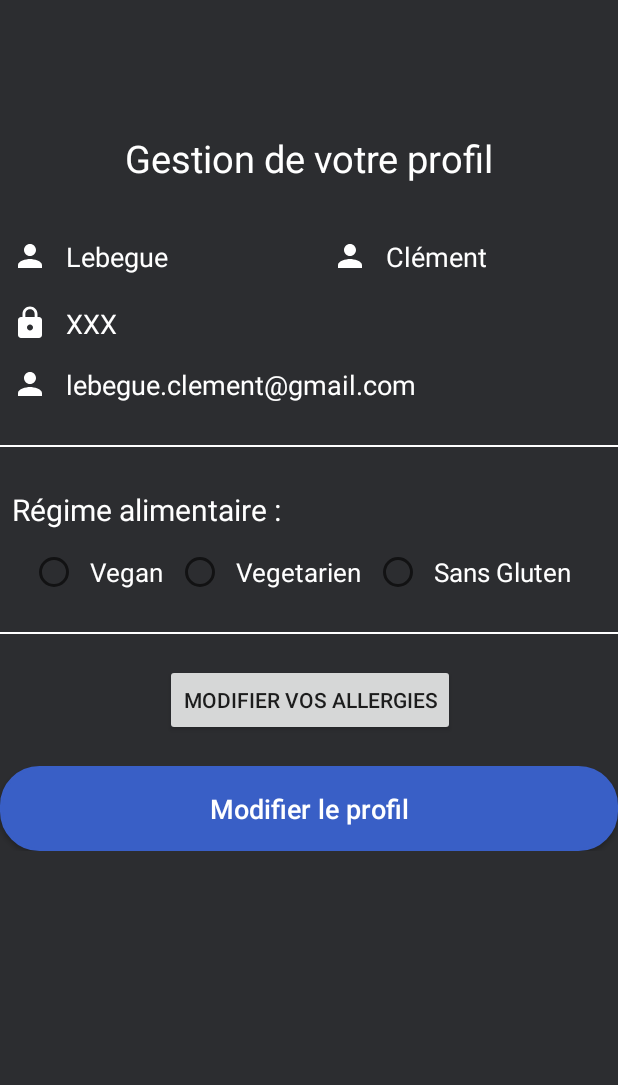
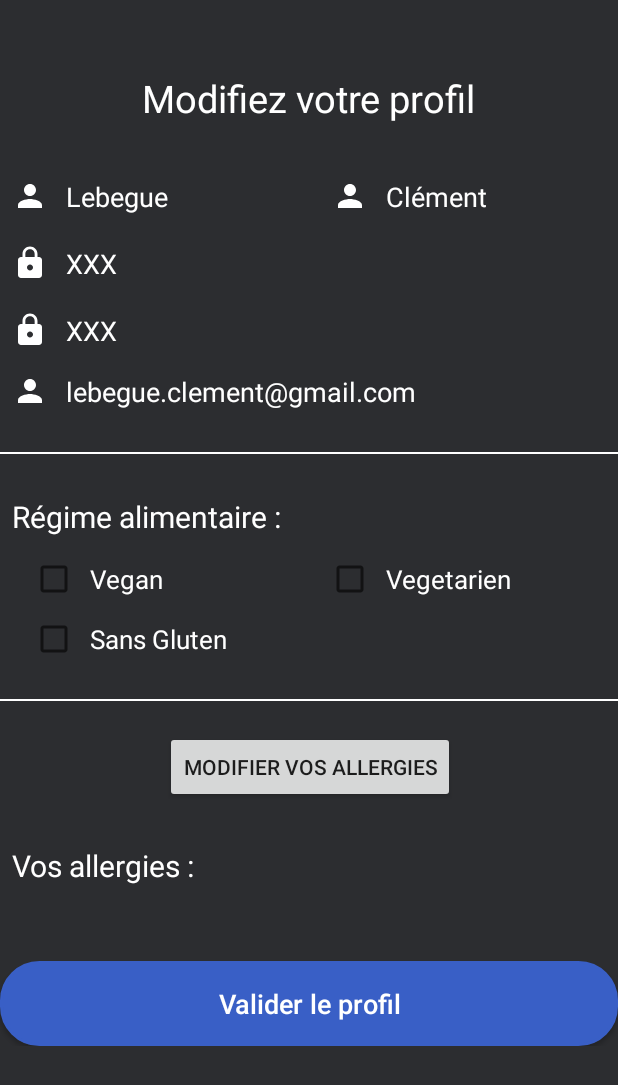
Before and after one commit to nathanpecqueux/iCookForYou, an Android app: the layout activity_modify_profil.xml on its own in the app's theme, with its tools: preview values and no code run, on a phone screen of 412 x 824 dp. Shown: the top 1085 px of the screen. Run offline under Robolectric (Android 15) with nearby library versions, the phone set to English and light mode, and no system bars.

Commit message:
Page Modifier Profil

```diff
--- a/iCookForYou/app/src/main/AndroidManifest.xml
+++ b/iCookForYou/app/src/main/AndroidManifest.xml
@@ -20,7 +20,7 @@
         </activity>
         <activity android:name=".ConnectionActivity" />
         <activity android:name=".RegisterActivity"></activity>
-        <activity android:name=".ProfilActivity"></activity>
+        <activity android:name=".ModifyProfileActivity"></activity>
     </application>
 
 </manifest>
--- a/iCookForYou/app/src/main/res/layout/activity_profil.xml
+++ b/iCookForYou/app/src/main/res/layout/activity_modify_profil.xml
@@ -18,12 +18,12 @@
            <TextView
                android:layout_width="wrap_content"
                android:layout_height="wrap_content"
-               android:text="Gestion de votre profil"
+               android:text="Modifiez votre profil"
                android:padding="8dp"
                android:textColor="#fff"
                android:textSize="25sp"
                android:layout_gravity="center"
-               android:layout_marginTop="80dp"/>
+               android:layout_marginTop="40dp"/>
 
 
             <RelativeLayout
@@ -31,7 +31,7 @@
                 android:layout_height="wrap_content"
                 android:layout_marginTop="20dp">
                 <EditText
-                    android:id="@+id/nom"
+                    android:id="@+id/editTextNom"
                     android:layout_width="wrap_content"
                     android:layout_height="wrap_content"
                     android:background="@android:color/transparent"
@@ -46,7 +46,7 @@
                     android:textColor="#fff"/>
 
                 <EditText
-                    android:id="@+id/prenom"
+                    android:id="@+id/editTextPrenom"
                     android:layout_width="match_parent"
                     android:layout_height="wrap_content"
                     android:background="@android:color/transparent"
@@ -59,13 +59,30 @@
                     android:padding="8dp"
                     android:textColorHint="#fff"
                     android:textColor="#fff"
-                    android:layout_toRightOf="@id/nom"/>
+                    android:layout_toRightOf="@+id/editTextNom"/>
             </RelativeLayout>
 
 
 
 
             <EditText
+                android:id="@+id/editTextMdp"
+                android:layout_width="match_parent"
+                android:layout_height="wrap_content"
+                android:inputType="textPassword"
+                android:ems="10"
+                android:drawablePadding="12dp"
+                android:padding="8dp"
+                android:hint="XXX"
+                android:textColorHint="#fff"
+                android:textColor="#fff"
+                android:maxLines="1"
+                android:background="@android:color/transparent"
+                android:layout_marginTop="4dp"
+                android:drawableLeft="@drawable/ic_lock_white_24dp"/>
+
+            <EditText
+                android:id="@+id/editTextVerifMdp"
                 android:layout_width="match_parent"
                 android:layout_height="wrap_content"
                 android:inputType="textPassword"
@@ -82,7 +99,7 @@
 
 
             <EditText
-                android:id="@+id/mail"
+                android:id="@+id/editTextMail"
                 android:layout_width="match_parent"
                 android:layout_height="wrap_content"
                 android:background="@android:color/transparent"
@@ -112,11 +129,11 @@
                 android:layout_marginTop="20dp"
                 />
 
-            <RadioGroup
-                android:layout_width="match_parent"
-                android:layout_height="wrap_content"
-                android:orientation="horizontal">
-                <RadioButton
+            <RelativeLayout
+                android:layout_width="wrap_content"
+                android:layout_height="wrap_content">
+                <android.support.v7.widget.AppCompatCheckBox
+                    android:id="@+id/checkboxVegan"
                     android:layout_width="wrap_content"
                     android:layout_height="wrap_content"
                     android:text="Vegan"
@@ -125,24 +142,28 @@
                     android:textSize="17sp"
                     android:layout_marginLeft="20dp"
                     />
-                <RadioButton
+                <android.support.v7.widget.AppCompatCheckBox
+                    android:id="@+id/checkboxVegetarian"
                     android:layout_width="wrap_content"
                     android:layout_height="wrap_content"
                     android:text="Vegetarien"
                     android:textColor="#fff"
                     android:padding="8dp"
                     android:textSize="17sp"
+                    android:layout_marginLeft="100dp"
+                    android:layout_toRightOf="@+id/checkboxVegan"
                     />
-                <RadioButton
+            </RelativeLayout>
+            <android.support.v7.widget.AppCompatCheckBox
+                android:id="@+id/checkboxNoGluten"
                 android:layout_width="wrap_content"
                 android:layout_height="wrap_content"
                 android:text="Sans Gluten"
                 android:textColor="#fff"
                 android:padding="8dp"
                 android:textSize="17sp"
+                android:layout_marginLeft="20dp"
                 />
-            </RadioGroup>
-
             <View
                 android:layout_width="match_parent"
                 android:layout_height="1dp"
@@ -150,19 +171,35 @@
                 android:layout_marginTop="20dp"/>
 
             <Button
-                android:id="@+id/boutonAllergie"
+                android:id="@+id/buttonAllergy"
                 android:layout_width="wrap_content"
                 android:layout_height="wrap_content"
                 android:layout_marginLeft="110dp"
                 android:text="Modifier vos allergies"
                 android:layout_marginTop="20dp"/>
 
+            <TextView
+                android:layout_width="wrap_content"
+                android:layout_height="wrap_content"
+                android:text="Vos allergies :"
+                android:padding="8dp"
+                android:textColor="#fff"
+                android:textSize="20sp"
+                android:layout_marginTop="20dp"/>
+
+            <TextView
+                android:id="@+id/textViewAllergy"
+                android:layout_width="wrap_content"
+                android:layout_height="wrap_content"
+                android:textColor="#fff"
+                android:textSize="16sp"/>
 
             <Button
+                android:id="@+id/buttonValiderProfil"
                 android:layout_width="match_parent"
                 android:layout_height="wrap_content"
                 android:background="@drawable/background_signup"
-                android:text="Modifier le profil"
+                android:text="Valider le profil"
                 android:textColor="#fff"
                 android:textAllCaps="false"
                 android:padding="16dp"
```
Also changed, not shown: iCookForYou/app/src/main/java/fr/univ_littoral/nathan/myapplication/ModifyProfileActivity.java (added, +134 -0 lines), iCookForYou/app/src/main/java/fr/univ_littoral/nathan/myapplication/ProfilActivity.java (deleted, +0 -50 lines). Lines whose indentation alone changed are shown as unchanged.
